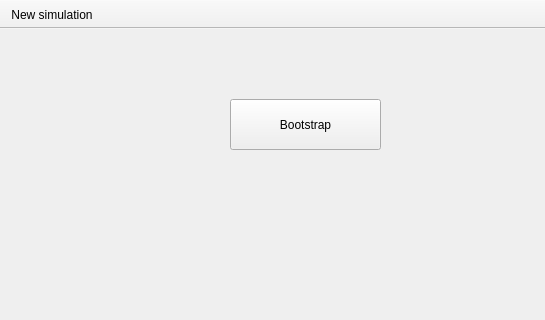
Pesa/forse, file src/forse/control_panel/ControlPanelWindow.ui: the form before one commit; both pictures show x 0 to 545 and y 0 to 320 of the 650 by 450 pixel window.
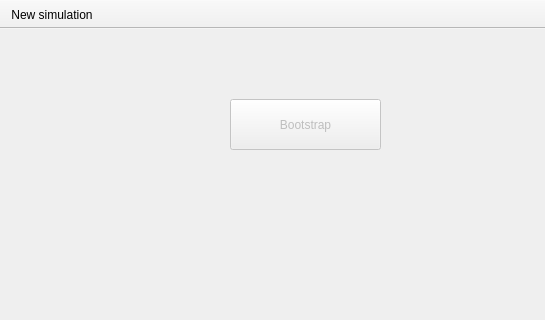
The form after the commit. Icons and pictures are not drawn.

Commit message: [control_panel] Finished implementing basic support for bootstrapping via GUI.

What changed in the file:
```diff
--- a/src/forse/control_panel/ControlPanelWindow.ui
+++ b/src/forse/control_panel/ControlPanelWindow.ui
@@ -19,6 +19,9 @@
   </property>
   <widget class="QWidget" name="centralWidget">
    <widget class="QPushButton" name="bootstrapButton">
+    <property name="enabled">
+     <bool>false</bool>
+    </property>
     <property name="geometry">
      <rect>
       <x>230</x>
```
The commit also changes 3 other files.
